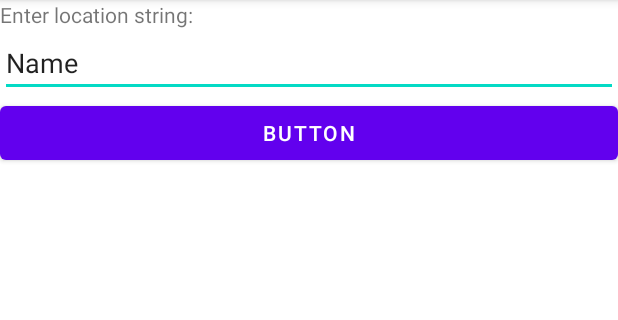
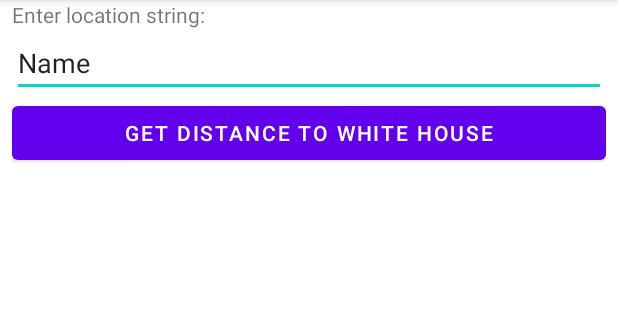
Before and after one commit to nylahtay/CIS240-LocationSensors, an Android app: the screen it shows after launch (MainActivity), on a phone screen of 412 x 824 dp, the part 84-404 px from its top. Run offline under Robolectric (Android 15) with nearby library versions, the light colour scheme and no system bars.

Commit message:
Optimized Imports and updated btn text

```diff
--- a/app/src/main/java/com/example/locationsensorsgroupproject/MainActivity.java
+++ b/app/src/main/java/com/example/locationsensorsgroupproject/MainActivity.java
@@ -2,7 +2,6 @@
 
 import android.location.Address;
 import android.location.Geocoder;
-import android.location.LocationManager;
 import android.os.Bundle;
 import android.view.View;
 import android.widget.TextView;
--- a/app/src/main/res/layout/activity_main.xml
+++ b/app/src/main/res/layout/activity_main.xml
@@ -9,7 +9,16 @@
     <LinearLayout
         android:layout_width="match_parent"
         android:layout_height="match_parent"
-        android:orientation="vertical">
+        android:layout_marginStart="8dp"
+        android:layout_marginLeft="8dp"
+        android:layout_marginEnd="8dp"
+        android:layout_marginRight="8dp"
+        android:layout_marginBottom="8dp"
+        android:orientation="vertical"
+        app:layout_constraintBottom_toBottomOf="parent"
+        app:layout_constraintEnd_toEndOf="parent"
+        app:layout_constraintStart_toStartOf="parent"
+        app:layout_constraintTop_toTopOf="parent">
 
         <TextView
             android:id="@+id/textView"
@@ -30,7 +39,7 @@
             android:layout_width="match_parent"
             android:layout_height="wrap_content"
             android:onClick="submitForm"
-            android:text="Button" />
+            android:text="get distance to white house" />
 
         <TextView
             android:id="@+id/results"
```
